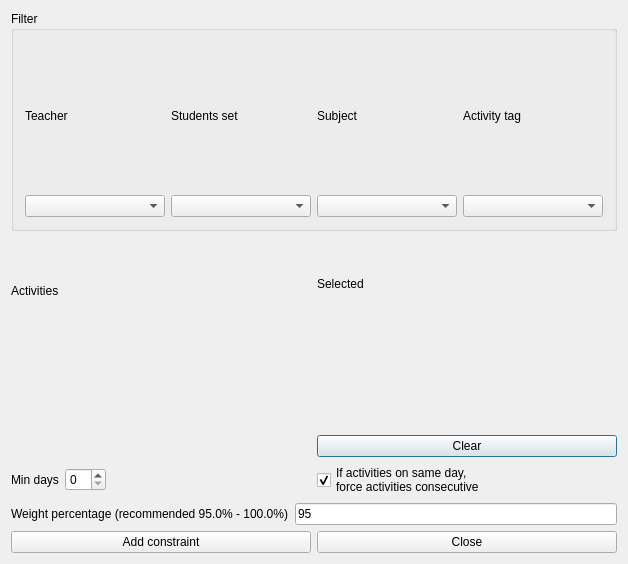
First picture: the form in src/interface/addconstraintmindaysbetweenactivitiesform_template.ui, repository janLo/FET, before the edit.
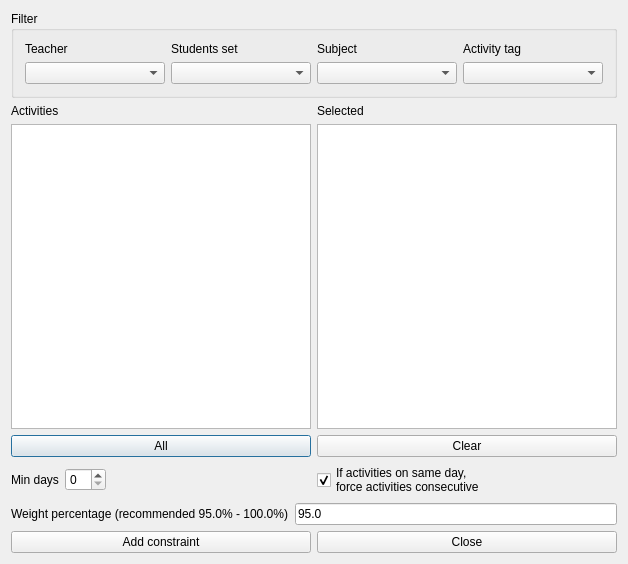
Second picture: the form after the edit. Custom widgets are drawn as their Qt base class.

```diff
--- a/src/interface/addconstraintmindaysbetweenactivitiesform_template.ui
+++ b/src/interface/addconstraintmindaysbetweenactivitiesform_template.ui
@@ -13,31 +13,23 @@
   <property name="windowTitle">
    <string extracomment="This is the title of the dialog to add a new constraint of this type">Add min days between activities</string>
   </property>
-  <layout class="QGridLayout" name="gridLayout">
+  <layout class="QGridLayout" name="gridLayout_2">
    <item row="0" column="0" colspan="2">
-    <widget class="Q3GroupBox" name="groupBox3">
+    <widget class="QGroupBox" name="filterGroupBox">
      <property name="title">
       <string>Filter</string>
      </property>
-     <layout class="QGridLayout">
+     <layout class="QGridLayout" name="gridLayout">
       <item row="0" column="0">
-       <layout class="QGridLayout">
-        <item row="0" column="3">
-         <widget class="QLabel" name="activityTagsTextLabel">
+       <widget class="QLabel" name="teachersTextLabel">
           <property name="text">
-           <string>Activity tag</string>
+         <string>Teacher</string>
           </property>
           <property name="wordWrap">
            <bool>false</bool>
           </property>
          </widget>
         </item>
-        <item row="1" column="1">
-         <widget class="QComboBox" name="studentsComboBox"/>
-        </item>
-        <item row="1" column="3">
-         <widget class="QComboBox" name="activityTagsComboBox"/>
-        </item>
         <item row="0" column="1">
          <widget class="QLabel" name="studentsTextLabel">
           <property name="text">
@@ -48,9 +40,6 @@
           </property>
          </widget>
         </item>
-        <item row="1" column="2">
-         <widget class="QComboBox" name="subjectsComboBox"/>
-        </item>
         <item row="0" column="2">
          <widget class="QLabel" name="subjectsTextLabel">
           <property name="text">
@@ -61,28 +50,35 @@
           </property>
          </widget>
         </item>
+      <item row="0" column="3">
+       <widget class="QLabel" name="activityTagsTextLabel">
+        <property name="text">
+         <string>Activity tag</string>
+        </property>
+        <property name="wordWrap">
+         <bool>false</bool>
+        </property>
+       </widget>
+      </item>
         <item row="1" column="0">
          <widget class="QComboBox" name="teachersComboBox"/>
         </item>
-        <item row="0" column="0">
-         <widget class="QLabel" name="teachersTextLabel">
-          <property name="text">
-           <string>Teacher</string>
-          </property>
-          <property name="wordWrap">
-           <bool>false</bool>
-          </property>
-         </widget>
-        </item>
-       </layout>
+      <item row="1" column="1">
+       <widget class="QComboBox" name="studentsComboBox"/>
+      </item>
+      <item row="1" column="2">
+       <widget class="QComboBox" name="subjectsComboBox"/>
+      </item>
+      <item row="1" column="3">
+       <widget class="QComboBox" name="activityTagsComboBox"/>
       </item>
      </layout>
     </widget>
    </item>
    <item row="1" column="0" colspan="2">
-    <layout class="QHBoxLayout">
+    <layout class="QHBoxLayout" name="horizontalLayout_4">
      <item>
-      <layout class="QVBoxLayout">
+      <layout class="QVBoxLayout" name="verticalLayout_2">
        <item>
         <widget class="QLabel" name="activitiesTextLabel">
          <property name="frameShape">
@@ -100,18 +96,19 @@
         </widget>
        </item>
        <item>
-        <widget class="Q3ListBox" name="activitiesListBox">
+        <widget class="QListWidget" name="activitiesListWidget"/>
+       </item>
          <item>
+        <widget class="QPushButton" name="addAllActivitiesPushButton">
           <property name="text">
-           <string>New Item</string>
-          </property>
-         </item>
+          <string comment="Text on a button. It refers to adding all activities from the list above this button into the current constraint">All</string>
+         </property>
         </widget>
        </item>
       </layout>
      </item>
      <item>
-      <layout class="QVBoxLayout">
+      <layout class="QVBoxLayout" name="verticalLayout">
        <item>
         <widget class="QLabel" name="selectedActivitiesTextLabel">
          <property name="frameShape">
@@ -129,16 +126,10 @@
         </widget>
        </item>
        <item>
-        <widget class="Q3ListBox" name="selectedActivitiesListBox">
-         <item>
-          <property name="text">
-           <string>New Item</string>
-          </property>
-         </item>
-        </widget>
-       </item>
+        <widget class="QListWidget" name="selectedActivitiesListWidget"/>
+       </item>
        <item>
-        <widget class="QPushButton" name="pushButton6">
+        <widget class="QPushButton" name="clearPushButton">
          <property name="text">
           <string>Clear</string>
          </property>
@@ -233,7 +224,7 @@
      <item>
       <widget class="QLineEdit" name="weightLineEdit">
        <property name="text">
-        <string>95</string>
+        <string notr="true">95.0</string>
        </property>
       </widget>
      </item>
@@ -260,39 +251,6 @@
   </layout>
  </widget>
  <layoutdefault spacing="6" margin="11"/>
- <customwidgets>
-  <customwidget>
-   <class>Q3GroupBox</class>
-   <extends>QGroupBox</extends>
-   <header>Qt3Support/Q3GroupBox</header>
-   <container>1</container>
-  </customwidget>
-  <customwidget>
-   <class>Q3Frame</class>
-   <extends>QFrame</extends>
-   <header>Qt3Support/Q3Frame</header>
-   <container>1</container>
-  </customwidget>
-  <customwidget>
-   <class>Q3ListBox</class>
-   <extends>Q3Frame</extends>
-   <header>q3listbox.h</header>
-  </customwidget>
- </customwidgets>
- <tabstops>
-  <tabstop>teachersComboBox</tabstop>
-  <tabstop>studentsComboBox</tabstop>
-  <tabstop>subjectsComboBox</tabstop>
-  <tabstop>activityTagsComboBox</tabstop>
-  <tabstop>activitiesListBox</tabstop>
-  <tabstop>selectedActivitiesListBox</tabstop>
-  <tabstop>minDaysSpinBox</tabstop>
-  <tabstop>consecutiveIfSameDayCheckBox</tabstop>
-  <tabstop>weightLineEdit</tabstop>
-  <tabstop>addConstraintPushButton</tabstop>
-  <tabstop>closePushButton</tabstop>
-  <tabstop>pushButton6</tabstop>
- </tabstops>
  <resources/>
  <connections/>
 </ui>
```
Lines whose indentation alone changed are shown as unchanged.
